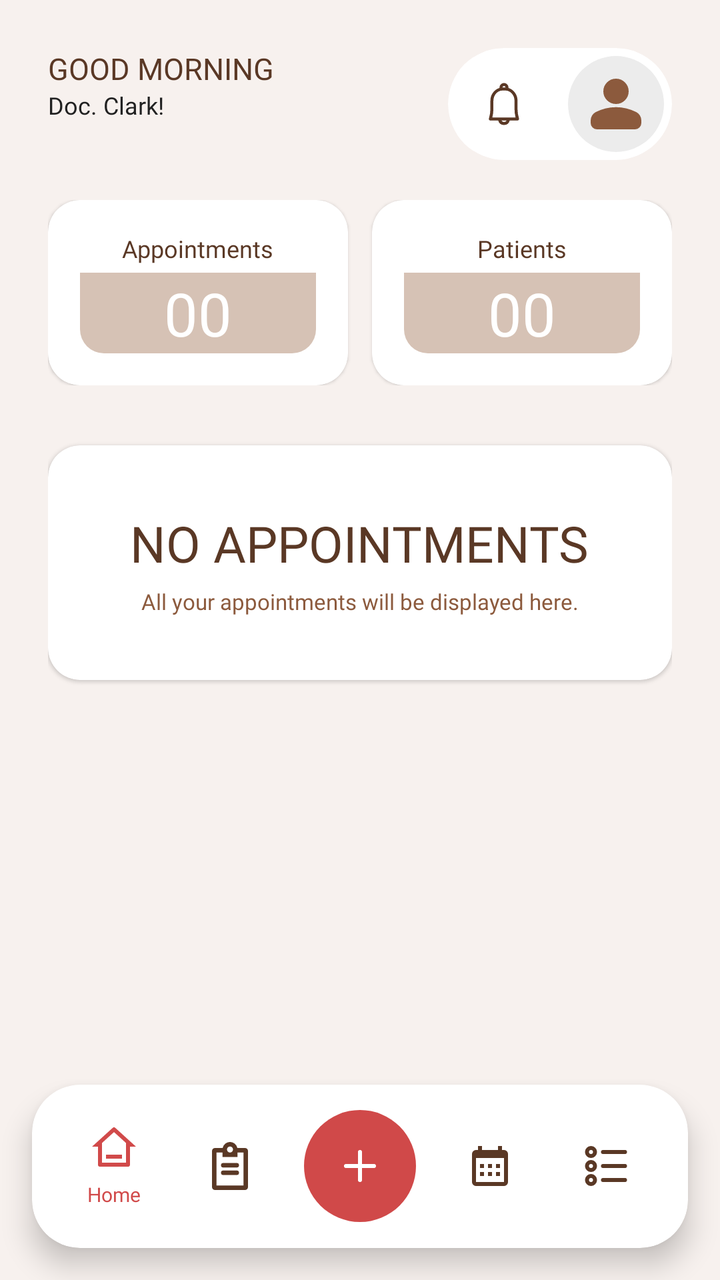
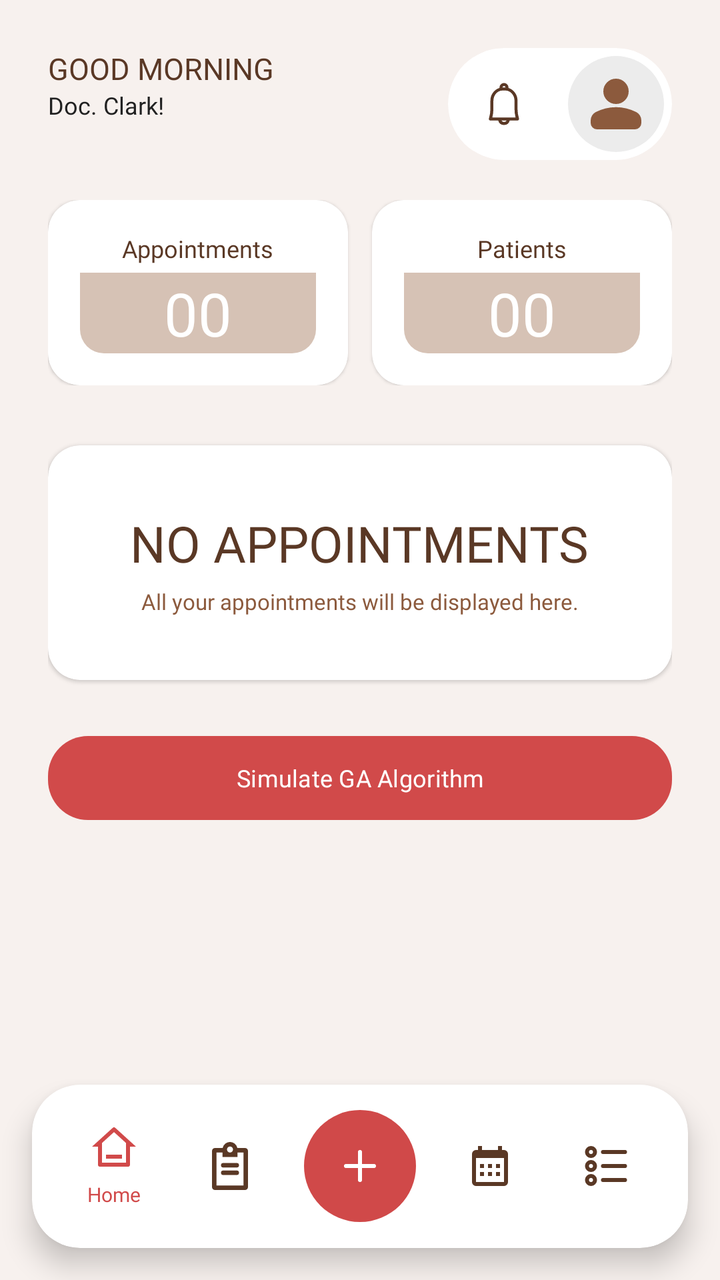

An Android layout rendered at two revisions. The XML below is the earlier revision; the diff shows what the commit changed to produce the second picture.
<!-- AndroidManifest.xml: application theme Theme.StTherese -->
<!-- res/layout/activity_doctor_home.xml -->
<?xml version="1.0" encoding="utf-8"?>
    <androidx.coordinatorlayout.widget.CoordinatorLayout xmlns:android="http://schemas.android.com/apk/res/android"
        xmlns:app="http://schemas.android.com/apk/res-auto"
        android:layout_width="match_parent"
        android:layout_height="match_parent"
        android:background="#F7F1EE">

        <androidx.core.widget.NestedScrollView
            android:layout_width="match_parent"
            android:layout_height="match_parent"
            android:fillViewport="true"
            android:clipToPadding="false"
            android:paddingBottom="100dp">

            <LinearLayout
                android:layout_width="match_parent"
                android:layout_height="wrap_content"
                android:orientation="vertical"
                android:padding="24dp">

                <RelativeLayout
                    android:layout_width="match_parent"
                    android:layout_height="wrap_content"
                    android:layout_marginBottom="20dp">

                    <LinearLayout
                        android:layout_width="wrap_content"
                        android:layout_height="wrap_content"
                        android:layout_alignParentStart="true"
                        android:orientation="vertical">

                        <TextView
                            android:id="@+id/tvGreeting"
                            android:layout_width="wrap_content"
                            android:layout_height="wrap_content"
                            android:text="GOOD MORNING"
                            android:fontFamily="@font/montserrat_extra_bold"
                            android:textSize="15sp"
                            android:textColor="@color/brown_text" />

                        <TextView
                            android:id="@+id/tvUserName"
                            android:layout_width="wrap_content"
                            android:layout_height="wrap_content"
                            android:text="Doc. Clark!"
                            android:fontFamily="@font/poppins_medium"
                            android:textSize="12sp"
                            android:textColor="@color/black_text"/>
                    </LinearLayout>

                    <androidx.cardview.widget.CardView
                        android:layout_width="wrap_content"
                        android:layout_height="wrap_content"
                        android:layout_alignParentEnd="true"
                        app:cardBackgroundColor="#FFFFFF"
                        app:cardCornerRadius="28dp"
                        app:cardElevation="0dp">

                        <LinearLayout
                            android:layout_width="wrap_content"
                            android:layout_height="wrap_content"
                            android:orientation="horizontal"
                            android:gravity="center_vertical"
                            android:padding="4dp">

                            <ImageView
                                android:id="@+id/ivNotification"
                                android:layout_width="48dp"
                                android:layout_height="48dp"
                                android:layout_marginEnd="8dp"
                                android:background="@drawable/bg_notification"
                                android:padding="12dp"
                                android:src="@drawable/ic_notification"
                                app:tint="#5A3825" />

                            <ImageView
                                android:id="@+id/ivProfile"
                                android:layout_width="48dp"
                                android:layout_height="48dp"
                                android:padding="5dp"
                                android:src="@drawable/ic_person"
                                android:background="@drawable/bg_circle_gray" />
                        </LinearLayout>
                    </androidx.cardview.widget.CardView>
                </RelativeLayout>










































                <LinearLayout
                    android:layout_width="match_parent"
                    android:layout_height="wrap_content"
                    android:orientation="horizontal"
                    android:layout_marginBottom="24dp">

                    <androidx.cardview.widget.CardView
                        android:id="@+id/appointmentCard"
                        android:layout_width="0dp"
                        android:layout_height="wrap_content"
                        android:layout_weight="1"
                        android:layout_marginEnd="12dp"
                        app:cardBackgroundColor="#FFFFFF"
                        app:cardCornerRadius="16dp"
                        app:cardElevation="1dp">

                        <LinearLayout
                            android:layout_width="match_parent"
                            android:layout_height="wrap_content"
                            android:orientation="vertical"
                            android:padding="16dp">

                            <TextView
                                android:layout_width="wrap_content"
                                android:layout_height="wrap_content"
                                android:text="Appointments"
                                android:layout_gravity="center"
                                android:textSize="12sp"
                                android:fontFamily="@font/montserrat_extra_bold"
                                android:textColor="@color/brown_text"
                                android:layout_marginBottom="4dp"/>

                            <TextView
                                android:id="@+id/tvAppointmentCount"
                                android:layout_width="match_parent"
                                android:layout_height="wrap_content"
                                android:text="00"
                                android:gravity="center"
                                android:fontFamily="@font/montserrat_extra_bold"
                                android:textSize="30sp"
                                android:textColor="@color/card_white"
                                android:background="@drawable/appointment_card_bg"/>
                        </LinearLayout>

                    </androidx.cardview.widget.CardView>

                    <androidx.cardview.widget.CardView
                        android:id="@+id/patientCard"
                        android:layout_width="0dp"
                        android:layout_height="match_parent"
                        android:layout_weight="1"
                        app:cardBackgroundColor="#FFFFFF"
                        app:cardCornerRadius="16dp"
                        app:cardElevation="1dp">

                        <LinearLayout
                            android:layout_width="match_parent"
                            android:layout_height="wrap_content"
                            android:orientation="vertical"
                            android:padding="16dp">

                            <TextView
                                android:layout_width="wrap_content"
                                android:layout_height="wrap_content"
                                android:text="Patients"
                                android:layout_gravity="center"
                                android:textSize="12sp"
                                android:fontFamily="@font/montserrat_extra_bold"
                                android:textColor="@color/brown_text"
                                android:layout_marginBottom="4dp"/>

                            <TextView
                                android:id="@+id/tvPatientCount"
                                android:layout_width="match_parent"
                                android:layout_height="wrap_content"
                                android:text="00"
                                android:gravity="center"
                                android:fontFamily="@font/montserrat_extra_bold"
                                android:textSize="30sp"
                                android:textColor="@color/card_white"
                                android:background="@drawable/appointment_card_bg"/>
                        </LinearLayout>
                    </androidx.cardview.widget.CardView>


                </LinearLayout>


                <androidx.cardview.widget.CardView
                    android:id="@+id/layoutEmptyState"
                    android:layout_width="match_parent"
                    android:layout_height="wrap_content"
                    android:layout_marginTop="6dp"
                    android:layout_marginBottom="24dp"
                    app:cardBackgroundColor="#FFFFFF"
                    app:cardCornerRadius="16dp"
                    app:cardElevation="1dp">
                    <LinearLayout
                        android:layout_width="match_parent"
                        android:layout_height="wrap_content"
                        android:orientation="vertical"
                        android:gravity="center_horizontal"
                        android:padding="32dp">


                        <TextView
                        android:id="@+id/tvNoAppointment"
                        android:layout_width="wrap_content"
                        android:layout_height="wrap_content"
                        android:fontFamily="@font/montserrat_extra_bold"
                        android:text="NO APPOINTMENTS"
                            android:gravity="center"
                        android:textColor="@color/brown_text"
                        android:textSize="25sp" />

                        <TextView
                            android:layout_width="wrap_content"
                            android:layout_height="wrap_content"
                            android:fontFamily="@font/poppins_medium"
                            android:gravity="center"
                            android:text="All your appointments will be displayed here."
                            android:layout_marginTop="5dp"
                            android:textColor="@color/text_secondary"
                            android:textSize="11sp" />

                    </LinearLayout>
                </androidx.cardview.widget.CardView>


            <LinearLayout
                android:id="@+id/layoutDataContent"
                android:layout_width="match_parent"
                android:layout_height="wrap_content"
                android:orientation="vertical"
                android:visibility="gone">


                <RelativeLayout
                    android:layout_width="match_parent"
                    android:layout_height="wrap_content"
                    android:layout_marginBottom="12dp">

                <TextView
                    android:layout_width="wrap_content"
                    android:layout_height="wrap_content"
                    android:layout_alignParentStart="true"
                    android:text="Upcoming Appointment"
                    android:textSize="12sp"
                    android:fontFamily="@font/poppins_semi_bold"
                    android:textColor="@color/brown_text" />

                <TextView
                    android:id="@+id/tvViewAllAppointments"
                    android:layout_width="wrap_content"
                    android:layout_height="wrap_content"
                    android:layout_alignParentEnd="true"
                    android:text="View All"
                    android:textSize="12sp"
                    android:textColor="#D14A4A"
                    android:fontFamily="@font/poppins_semi_bold" />
                </RelativeLayout>



                <androidx.recyclerview.widget.RecyclerView
                    android:id="@+id/rvUpcomingAppointments"
                    android:layout_width="match_parent"
                    android:layout_height="wrap_content"
                    android:layout_marginBottom="24dp" />


            </LinearLayout>



            </LinearLayout>
        </androidx.core.widget.NestedScrollView>

        <androidx.cardview.widget.CardView
            android:layout_width="match_parent"
            android:layout_height="wrap_content"
            android:layout_gravity="bottom"
            android:layout_margin="16dp"
            app:cardCornerRadius="24dp"
            app:cardElevation="8dp"
            app:cardBackgroundColor="#FFFFFF">

            <LinearLayout
                android:layout_width="match_parent"
                android:layout_height="wrap_content"
                android:orientation="horizontal"
                android:gravity="center"
                android:padding="12dp">

                <LinearLayout
                    android:id="@+id/btnHome"
                    android:layout_width="0dp"
                    android:layout_height="wrap_content"
                    android:layout_weight="1"
                    android:orientation="vertical"
                    android:gravity="center"
                    android:padding="8dp">

                    <ImageView
                        android:layout_width="24dp"
                        android:layout_height="24dp"
                        android:src="@drawable/ic_home"
                        app:tint="#D14A4A" />

                    <TextView
                        android:layout_width="wrap_content"
                        android:layout_height="wrap_content"
                        android:text="Home"
                        android:fontFamily="@font/montserrat_extra_bold"
                        android:textSize="10sp"
                        android:textColor="#D14A4A"
                        android:layout_marginTop="4dp" />
                </LinearLayout>

                <LinearLayout
                    android:id="@+id/btnAppointment"
                    android:layout_width="0dp"
                    android:layout_height="wrap_content"
                    android:layout_weight="1"
                    android:orientation="vertical"
                    android:gravity="center"
                    android:padding="8dp">

                    <ImageView
                        android:layout_width="24dp"
                        android:layout_height="24dp"
                        android:src="@drawable/ic_list"
                        app:tint="#5A3825" />
                </LinearLayout>

                <ImageView
                    android:id="@+id/btnAdd"
                    android:layout_width="56dp"
                    android:layout_height="56dp"
                    android:src="@drawable/ic_add"
                    android:background="@drawable/bg_circle_red"
                    android:padding="16dp"
                    app:tint="#FFFFFF"
                    android:layout_marginHorizontal="8dp" />

                <LinearLayout
                    android:id="@+id/btnCalendar"
                    android:layout_width="0dp"
                    android:layout_height="wrap_content"
                    android:layout_weight="1"
                    android:orientation="vertical"
                    android:gravity="center"
                    android:padding="8dp">

                    <ImageView
                        android:layout_width="24dp"
                        android:layout_height="24dp"
                        android:src="@drawable/ic_calendar"
                        app:tint="#5A3825" />
                </LinearLayout>

                <LinearLayout
                    android:id="@+id/btnHistory"
                    android:layout_width="0dp"
                    android:layout_height="wrap_content"
                    android:layout_weight="1"
                    android:orientation="vertical"
                    android:gravity="center"
                    android:padding="8dp">

                    <ImageView
                        android:layout_width="24dp"
                        android:layout_height="24dp"
                        android:src="@drawable/ic_menu"
                        app:tint="#5A3825" />
                </LinearLayout>
            </LinearLayout>
        </androidx.cardview.widget.CardView>

    </androidx.coordinatorlayout.widget.CoordinatorLayout>
<!-- resources referenced by this layout -->
<resources>
  <color name="black_text">#212121</color>
  <color name="brown_text">#5A3825</color>
  <color name="card_white">#FFFFFF</color>
  <color name="text_secondary">#8C5A3D</color>
  <!-- drawable appointment_card_bg (drawable) -->
  <?xml version="1.0" encoding="utf-8"?>
  <shape xmlns:android="http://schemas.android.com/apk/res/android"
      android:shape="rectangle">
      <solid android:color="#D6C2B5" />
      <corners
          android:topLeftRadius="0dp"
          android:topRightRadius="0dp"
          android:bottomLeftRadius="12dp"
          android:bottomRightRadius="12dp" />
  </shape>
  <!-- drawable bg_circle_gray (drawable) -->
  <?xml version="1.0" encoding="utf-8"?>
  <shape xmlns:android="http://schemas.android.com/apk/res/android"
      android:shape="oval">
      <padding android:left="6dp" android:top="6dp" android:right="6dp"/>
      <solid android:color="#ECECEC" />
  </shape>
  <!-- drawable bg_circle_red (drawable) -->
  <?xml version="1.0" encoding="utf-8"?>
  <shape xmlns:android="http://schemas.android.com/apk/res/android"
      android:shape="oval">
      <solid android:color="#D04949" />
  </shape>
  <!-- drawable bg_notification (drawable) -->
  <?xml version="1.0" encoding="utf-8"?>
  <shape xmlns:android="http://schemas.android.com/apk/res/android"
      android:shape="rectangle">
      <solid android:color="#FFFFFF" />
      <corners android:radius="12dp" />
  </shape>
  <!-- drawable ic_add (drawable) -->
  <vector xmlns:android="http://schemas.android.com/apk/res/android"
      android:width="24dp"
      android:height="24dp"
      android:viewportWidth="24"
      android:viewportHeight="24">
    <path
        android:pathData="M5,12h14m-7,-7v14"
        android:strokeLineJoin="round"
        android:strokeWidth="2"
        android:fillColor="#00000000"
        android:strokeColor="#FFFFFF"
        android:strokeLineCap="round"/>
  </vector>
  <!-- drawable ic_calendar (drawable) -->
  <vector xmlns:android="http://schemas.android.com/apk/res/android"
      android:width="24dp"
      android:height="24dp"
      android:viewportWidth="24"
      android:viewportHeight="24">
    <path
        android:pathData="M8,4h8L16,2h2v2h1a2,2 0,0 1,2 2v14a2,2 0,0 1,-2 2L5,22a2,2 0,0 1,-2 -2L3,6a2,2 0,0 1,2 -2h1L6,2h2zM5,8v12h14L19,8zM7,11h2v2L7,13zM11,11h2v2h-2zM15,11h2v2h-2zM15,15h2v2h-2zM11,15h2v2h-2zM7,15h2v2L7,17z"
        android:fillColor="#FFFFFF"
        android:fillType="evenOdd"/>
  </vector>
  <!-- drawable ic_home (drawable) -->
  <vector xmlns:android="http://schemas.android.com/apk/res/android"
      android:width="24dp"
      android:height="24dp"
      android:viewportWidth="24"
      android:viewportHeight="24">
    <path
        android:pathData="M19,21L5,21a1,1 0,0 1,-1 -1v-9L1,11l10.327,-9.388a1,1 0,0 1,1.346 0L23,11h-3v9a1,1 0,0 1,-1 1M6,19h12L18,9.157l-6,-5.454l-6,5.454zM8,15h8v2L8,17z"
        android:fillColor="@color/brown_text"/>
  </vector>
  <style name="Theme.StTherese" parent="Base.Theme.StTherese" />
  <style name="Base.Theme.StTherese" parent="Theme.Material3.DayNight.NoActionBar">
          <item name="colorPrimary">@color/md_theme_light_primary</item>
          <item name="colorOnPrimary">@color/md_theme_light_onPrimary</item>
          <item name="android:colorBackground">@color/md_theme_light_background</item>
          <item name="colorSurface">@color/md_theme_light_surface</item>
          <item name="colorError">@color/red_primary</item>
          <item name="colorSecondary">@color/brown_text</item>
      </style>
  <color name="md_theme_light_primary">@color/brown_primary</color>
  <color name="md_theme_light_onPrimary">@color/white_on_primary</color>
  <color name="md_theme_light_background">@color/app_background</color>
  <color name="md_theme_light_surface">@color/app_background</color>
  <color name="red_primary">#D14A4A</color>
  <color name="brown_primary">#6B3A17</color>
  <color name="white_on_primary">#FFFFFF</color>
  <color name="app_background">#F7F1EE</color>
  <!-- unchanged entries left out for length: 4 -->
</resources>

<!-- the commit's change to res/layout/activity_doctor_home.xml (unified diff, before → after) -->
@@ -298,10 +298,26 @@
 
             </LinearLayout>
 
-
+                <com.google.android.material.button.MaterialButton
+                    android:id="@+id/btnGA"
+                    android:layout_width="match_parent"
+                    android:layout_height="50dp"
+                    android:text="Simulate GA Algorithm"
+                    android:textAllCaps="false"
+                    android:textColor="#FFFFFF"
+                    android:fontFamily="@font/poppins_semi_bold"
+                    android:textSize="12sp"
+                    app:cornerRadius="20dp"
+                    app:backgroundTint="@color/red_primary"/>
 
             </LinearLayout>
+
         </androidx.core.widget.NestedScrollView>
+
+
+
+
+
 
         <androidx.cardview.widget.CardView
             android:layout_width="match_parent"
